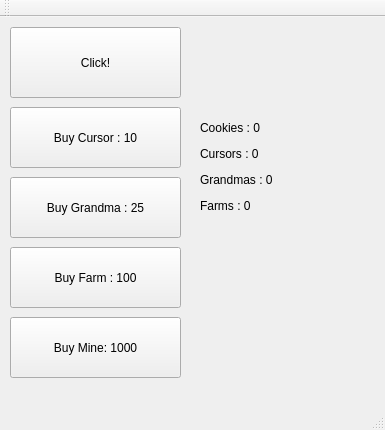
antopiahk/CookieClicker, file mainwindow.ui: the form before one commit.
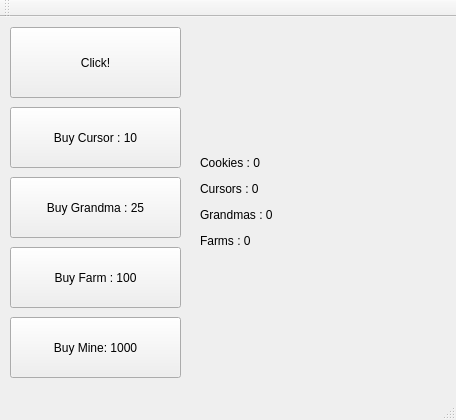
The form after the commit.

```diff
--- a/mainwindow.ui
+++ b/mainwindow.ui
@@ -6,8 +6,8 @@
    <rect>
     <x>0</x>
     <y>0</y>
-    <width>385</width>
-    <height>430</height>
+    <width>456</width>
+    <height>420</height>
    </rect>
   </property>
   <property name="windowTitle">
@@ -80,8 +80,8 @@
      <rect>
       <x>200</x>
       <y>10</y>
-      <width>171</width>
-      <height>281</height>
+      <width>241</width>
+      <height>351</height>
      </rect>
     </property>
     <property name="font">
```
Left out of the diff: 2 changed lines with no effect on the pictures.
